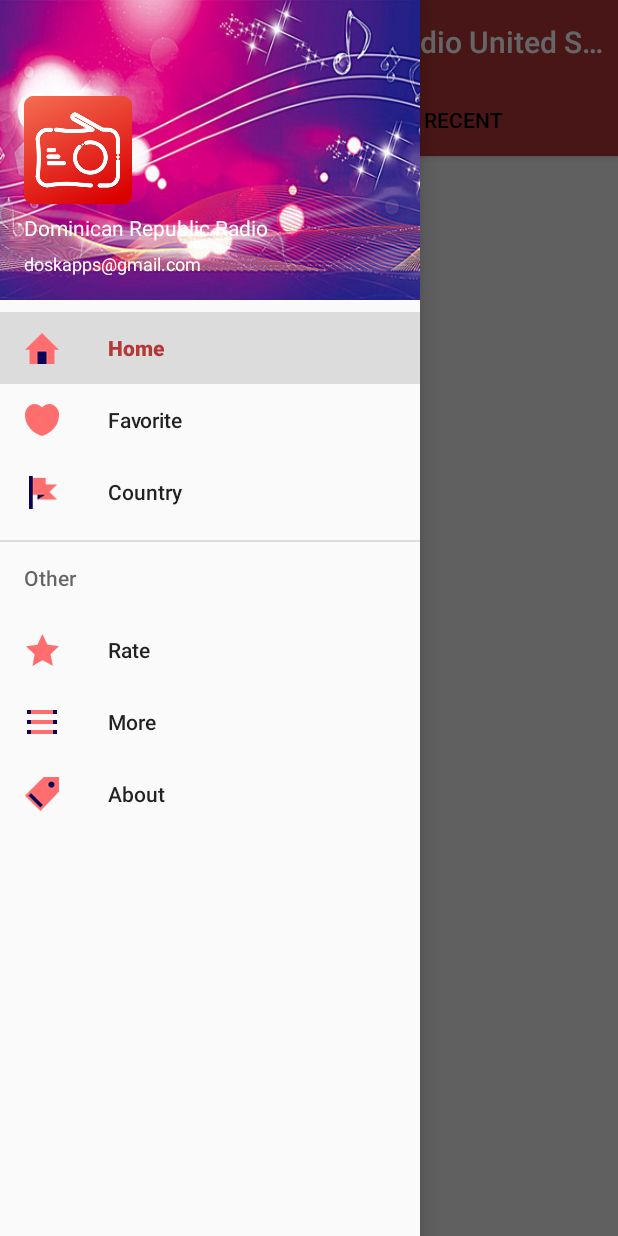
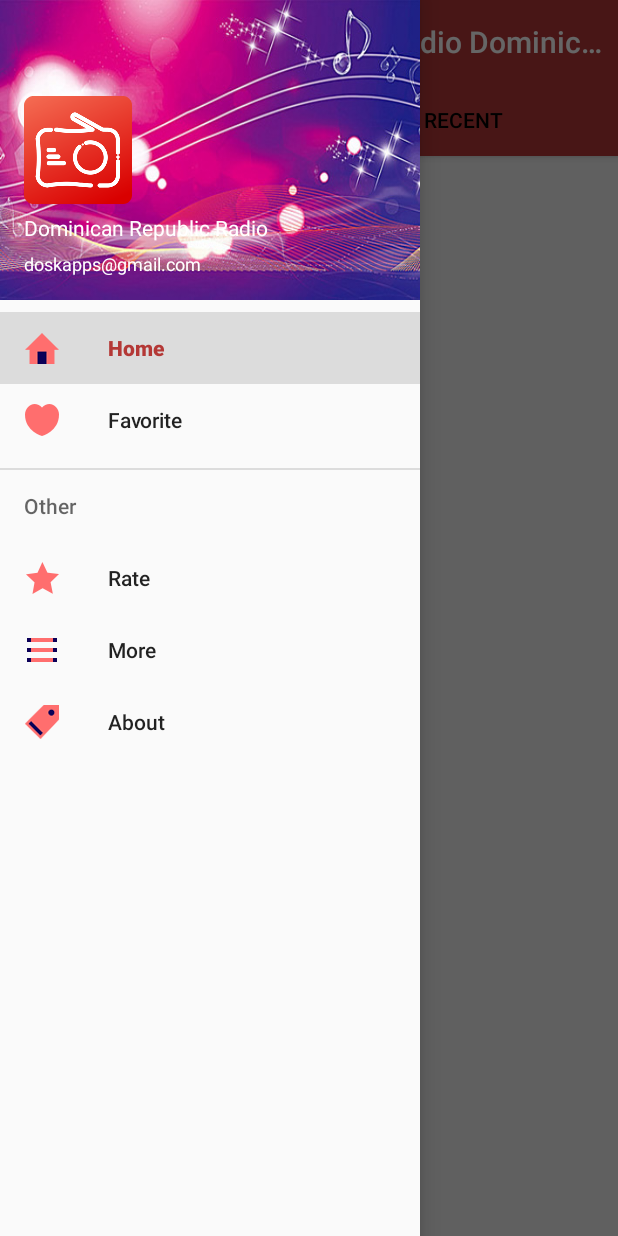
Before and after one commit to doskapps/RepDom, an Android app: the screen it shows after launch (MainActivity), with the side drawer open, on a phone screen of 412 x 824 dp. Run offline under Robolectric (Android 15) with nearby library versions, the phone set to English and light mode, and no system bars; our stand-ins replace AdMob, Picasso; libraries missing offline, so code that uses them is left out: com.devbrackets.android, com.google.ads.consent, com.google.ads.mediation; pictures from the network do not load; 36 statements that could not run were skipped.

Commit message:
Se adapta para que el país sea República Dominicana Se quitan las opciones para poder cambiar de país

```diff
--- a/app/build.gradle
+++ b/app/build.gradle
@@ -1,12 +1,12 @@
 apply plugin: 'com.android.application'
 
 android {
-    compileSdkVersion 28
+    compileSdkVersion 27
 
     defaultConfig {
         applicationId 'com.doskapps.radiosrepublicadominicana'
         minSdkVersion 16
-        targetSdkVersion 28
+        targetSdkVersion 27
         versionCode 1
         versionName "1.1"
         ndk.abiFilters 'armeabi-v7a','arm64-v8a','x86','x86_64'
--- a/app/src/main/java/com/doskapps/radiosrepublicadominicana/activities/MainActivity.java
+++ b/app/src/main/java/com/doskapps/radiosrepublicadominicana/activities/MainActivity.java
@@ -192,8 +192,8 @@ public class MainActivity extends AppCompatActivity implements NavigationView.On
             adapterPaises = new AdapterPaises();
 
             // Se obtiene le pais de la red. Puede no funcionar en dispositivos sin tarjeta SIM
-            TelephonyManager tm = (TelephonyManager) this.getSystemService(Context.TELEPHONY_SERVICE);
-            pais = tm.getNetworkCountryIso().toUpperCase();
+            //TelephonyManager tm = (TelephonyManager) this.getSystemService(Context.TELEPHONY_SERVICE);
+            pais = "DO"; // tm.getNetworkCountryIso().toUpperCase();
 
             if (pais == null || pais.trim().length() == 0) {
                 // Se obtiene el pais de la configuracion regional del dispositivo
@@ -311,6 +311,7 @@ public class MainActivity extends AppCompatActivity implements NavigationView.On
 
                 return true;
 
+            /*
             case R.id.drawer_locale:
 
                 navigationView.getMenu().findItem(R.id.drawer_recent).setChecked(true);
@@ -381,7 +382,7 @@ public class MainActivity extends AppCompatActivity implements NavigationView.On
 
                 drawerLayout.closeDrawer(GravityCompat.START);
                 return false;
-
+            */
             case R.id.drawer_rate:
 
                 final String appName = getPackageName();
--- a/app/src/main/res/menu/menu_drawer.xml
+++ b/app/src/main/res/menu/menu_drawer.xml
@@ -14,10 +14,10 @@
             android:icon="@drawable/ic_drawer_favorite"
             android:title="@string/drawer_favorite" />
 
-        <item
+        <!--item
             android:id="@+id/drawer_locale"
             android:icon="@drawable/ic_drawer_country"
-            android:title="@string/drawer_locale" />
+            android:title="@string/drawer_locale" /-->
 
     </group>
 
--- a/build.gradle
+++ b/build.gradle
@@ -25,8 +25,8 @@ ext {
 
 allprojects {
     repositories {
+        google()
         jcenter()
-        google()
     }
 }
 
```
Also changed, not shown: gradle/wrapper/gradle-wrapper.properties, 6 other files.
